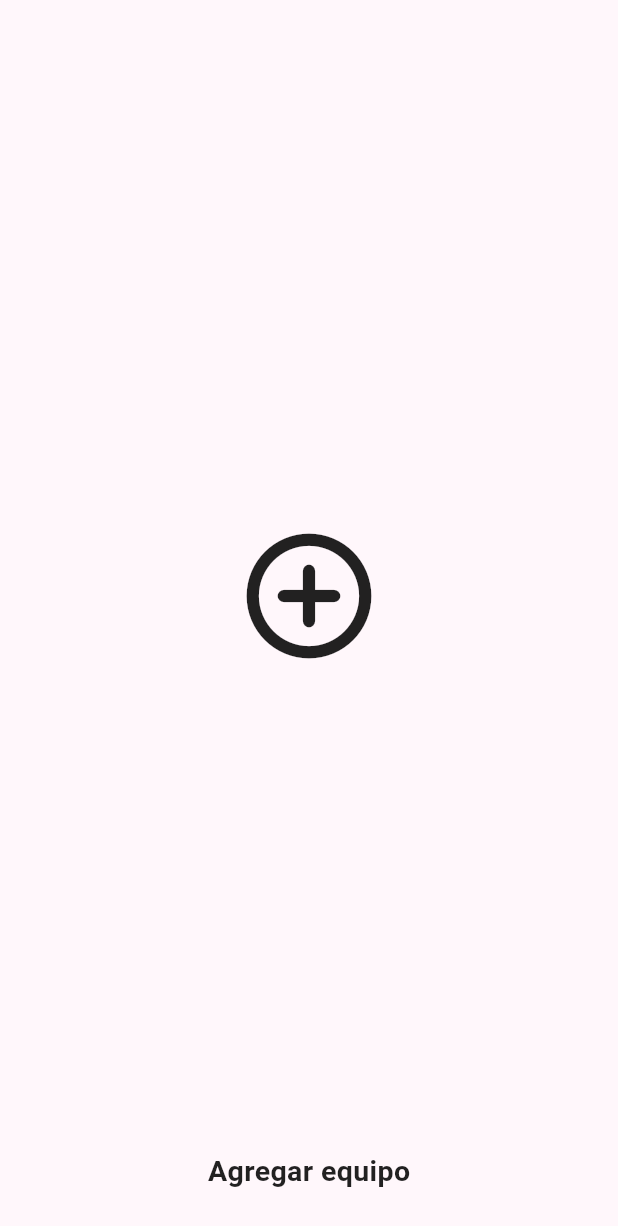
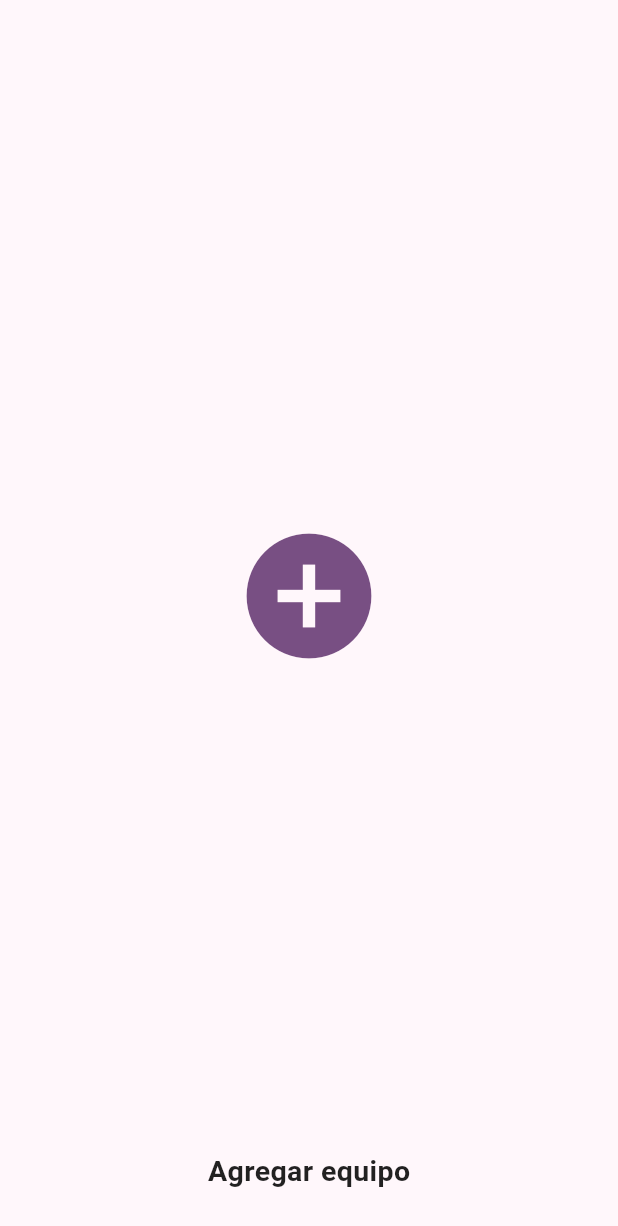
Before and after one commit to Brunox117/carrermodetracker, a Flutter app: the AddTeamButton widget shown alone on an empty page, opened directly, on a phone screen of 412 x 824 dp. Shown: the top 1226 px of the screen. Run offline on Flutter 3.47's test engine with Material 3 defaults, Android fonts, the phone set to English and light mode, and no system bars; our stand-ins replace flutter_riverpod, go_router, image_picker, isar, shared_preferences; missing offline and left inert: drops; accounts and stored records are empty; generated files the repository leaves out were written again.

Commit message:
se hacen distintas mejoras de UI

```diff
--- a/lib/presentation/widgets/home/add_team_button.dart
+++ b/lib/presentation/widgets/home/add_team_button.dart
@@ -1,4 +1,5 @@
 import 'package:flutter/material.dart';
+import 'package:flutter/services.dart';
 import 'package:go_router/go_router.dart';
 
 class AddTeamButton extends StatelessWidget {
@@ -6,25 +7,30 @@ class AddTeamButton extends StatelessWidget {
 
   @override
   Widget build(BuildContext context) {
+    final colors = Theme.of(context).colorScheme;
     return GestureDetector(
-      onTap: () => context.push('/addteam'),
+      onTap: () {
+        HapticFeedback.mediumImpact();
+        context.push('/addteam');
+      },
       child: Container(
         margin: const EdgeInsets.symmetric(horizontal: 10, vertical: 10),
         decoration: BoxDecoration(borderRadius: BorderRadius.circular(20)),
-        child: const Stack(
+        child: Stack(
           children: [
-            SizedBox.expand(),
+            const SizedBox.expand(),
             Positioned(
               left: 0,
               right: 0,
               top: 0,
               bottom: 30,
               child: Icon(
+                color: colors.primary,
                 size: 100,
-                Icons.add_circle_outline_rounded,
+                Icons.add_circle_outlined,
               ),
             ),
-            Positioned(
+            const Positioned(
                 left: 0,
                 right: 0,
                 bottom: 20,
--- a/lib/presentation/widgets/home/team_general_widget.dart
+++ b/lib/presentation/widgets/home/team_general_widget.dart
@@ -44,7 +44,7 @@ class TeamGeneralWidget extends ConsumerWidget {
                     )
                   : const Icon(
                       size: 100,
-                      Icons.circle,
+                      Icons.shield_outlined,
                     ),
             ),
             Positioned(
```
